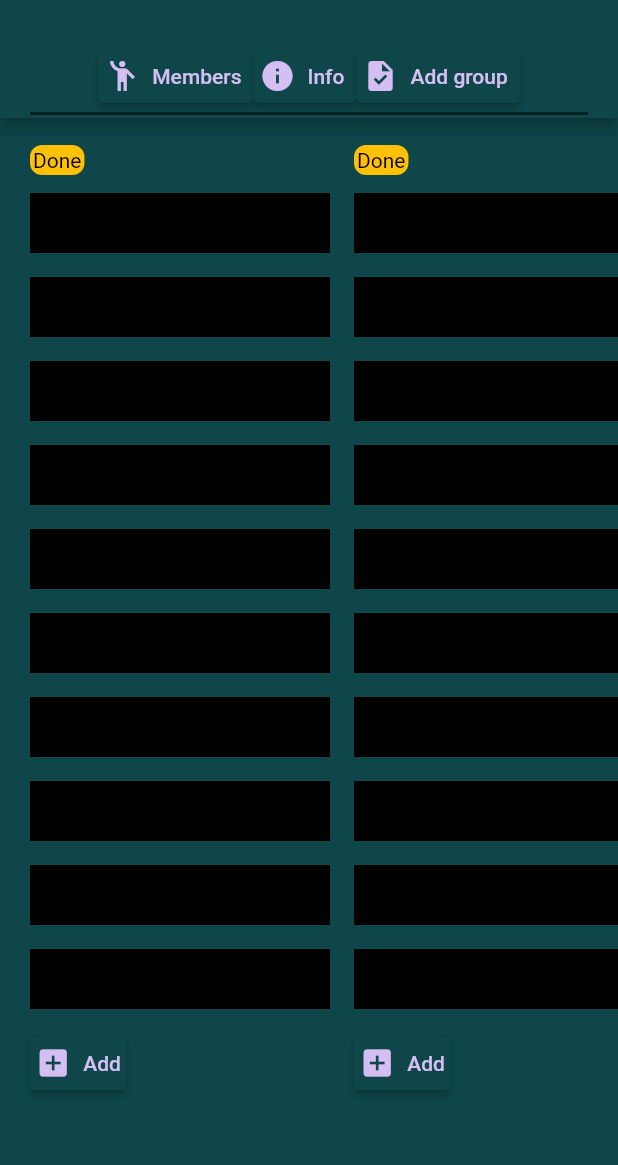
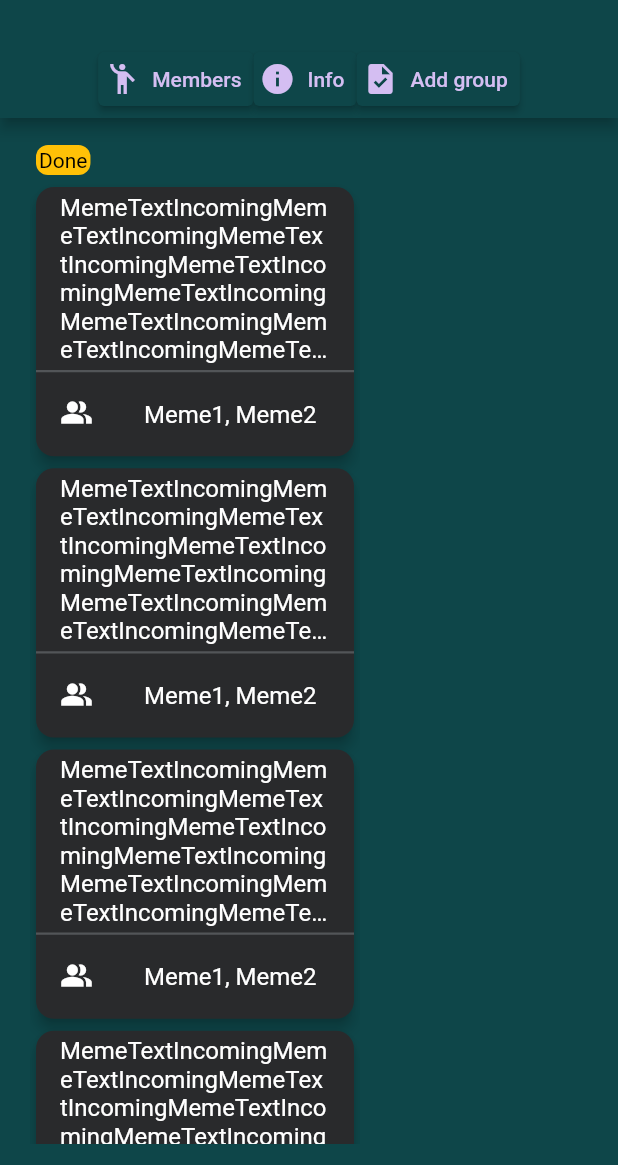
Before and after one commit to O-Tempora/Mobiles, a Flutter app: the ProjectPage screen opened directly, after a tap on the "menu" icon, after a tap on "Add group", on a phone screen of 412 x 824 dp, the part 71-1236 px from its top. Run offline on Flutter 3.47's test engine with Material 2 defaults, Android fonts, the phone set to English and light mode, and no system bars; our stand-ins replace flutter_svg.

Commit message:
feat: added Task card

```diff
--- a/app/lib/components/AddButton.dart
+++ b/app/lib/components/AddButton.dart
@@ -13,7 +13,7 @@ class _AddButtonState extends State<AddButton> {
     return Align(
       alignment: Alignment.topLeft,
       child: Container(
-        margin: const EdgeInsets.fromLTRB(0, 4, 0, 4),
+        margin: const EdgeInsets.all(4),
         child: ElevatedButton.icon(
           icon: const Icon(Icons.add_box, color: Color.fromRGBO(212, 190, 242, 1.0)),
           label: const Text('Add', style: TextStyle(color: Color.fromRGBO(212, 190, 242, 1.0))),
--- a/app/lib/components/GroupName.dart
+++ b/app/lib/components/GroupName.dart
@@ -8,7 +8,7 @@ class GroupName extends StatelessWidget {
     return Align(
       alignment: Alignment.topLeft,
       child: Container(
-        margin: const EdgeInsets.fromLTRB(0, 4, 0, 4),
+        margin: const EdgeInsets.all(4),
         decoration: const BoxDecoration(
           color: Colors.amber,
           borderRadius: BorderRadius.all(Radius.circular(8))
--- a/app/lib/components/ProjectDrawer.dart
+++ b/app/lib/components/ProjectDrawer.dart
@@ -17,7 +17,7 @@ class _ProjectDrawerState extends State<ProjectDrawer> {
         children: [
           const SizedBox(
             width: double.maxFinite,
-            height: 80,
+            height: 110,
             child: DrawerHeader(
               padding: EdgeInsets.all(8),
               decoration: BoxDecoration(
@@ -42,7 +42,10 @@ class _ProjectDrawerState extends State<ProjectDrawer> {
             child: ListView(
               padding: const EdgeInsets.all(2),
               children: [
-                ListTile(
+                Padding(
+                  padding: EdgeInsets.fromLTRB(0, 8, 0, 8),
+                  child: ListTile(
+                    tileColor: Color.fromARGB(255, 59, 59, 59),
                     title: Container(
                       alignment: Alignment.centerLeft,
                       child: const Text(
@@ -55,7 +58,11 @@ class _ProjectDrawerState extends State<ProjectDrawer> {
                     ),
                     onTap: () => {Navigator.of(context).pop()},
                   ),
-                ListTile(
+                ),
+                Padding(
+                  padding: EdgeInsets.fromLTRB(0, 8, 0, 8),
+                  child: ListTile(
+                    tileColor: Color.fromARGB(255, 59, 59, 59),
                     title: Container(
                       alignment: Alignment.centerLeft,
                       child: const Text(
@@ -68,7 +75,11 @@ class _ProjectDrawerState extends State<ProjectDrawer> {
                     ),
                     onTap: () => {Navigator.of(context).pop()},
                   ),
-                ListTile(
+                ),
+                Padding(
+                  padding: EdgeInsets.fromLTRB(0, 8, 0, 8),
+                  child: ListTile(
+                    tileColor: Color.fromARGB(255, 59, 59, 59),
                     title: Container(
                       alignment: Alignment.centerLeft,
                       child: const Text(
@@ -81,6 +92,7 @@ class _ProjectDrawerState extends State<ProjectDrawer> {
                     ),
                     onTap: () => {Navigator.of(context).pop()},
                   ),
+                ),
               ],
             ),
           ),
--- /dev/null
+++ b/app/lib/components/Task.dart
@@ -0,0 +1,53 @@
+import 'package:flutter/src/widgets/container.dart';
+import 'package:flutter/src/widgets/framework.dart';
+import 'package:flutter/material.dart';
+
+class Task extends StatefulWidget {
+  const Task({super.key});
+
+  @override
+  State<Task> createState() => _TaskState();
+}
+
+class _TaskState extends State<Task> {
+  @override
+  Widget build(BuildContext context) {
+    return GestureDetector(
+      onTap: () {},
+      child: Card(
+        elevation: 4.0,
+        shape: RoundedRectangleBorder(
+          borderRadius: BorderRadius.circular(12)
+        ),
+        color: const Color.fromARGB(255, 41, 42, 44),
+        child: Column(
+          mainAxisSize: MainAxisSize.min,
+          children: [
+            const ListTile(
+              title: Text(
+                'MemeTextIncomingMemeTextIncomingMemeTextIncomingMemeTextIncomingMemeTextIncomingMemeTextIncomingMemeTextIncomingMemeTextIncoming',
+                style: TextStyle(color: Colors.white, fontSize: 16),
+                maxLines: 6,
+                overflow: TextOverflow.ellipsis
+              )
+            ),
+            Container(
+              decoration: const BoxDecoration(
+                  border: Border(
+                    top: BorderSide(
+                      width: 1.5,
+                      color: Color.fromARGB(255, 82, 85, 88)
+                    )
+                  )
+                ),
+              child: const ListTile(
+                leading: Icon(Icons.people_alt, color: Colors.white, size: 22),
+                title: Text('Meme1, Meme2', style: TextStyle(color: Colors.white, fontSize: 16))
+              ),
+            ),
+          ]
+        )
+      ),
+    );
+  }
+}
--- a/app/lib/components/TaskGroup.dart
+++ b/app/lib/components/TaskGroup.dart
@@ -1,6 +1,7 @@
 import 'package:flutter/material.dart';
 import 'package:app/components/GroupName.dart';
 import 'package:app/components/AddButton.dart';
+import 'package:app/components/Task.dart';
 
 class TaskGroup extends StatefulWidget {
   const TaskGroup({super.key});
@@ -16,7 +17,7 @@ class _TaskGroupState extends State<TaskGroup> {
       padding: EdgeInsets.fromLTRB(8, 2, 8, 2),
       child: SizedBox(
         height: double.infinity,
-        width: 200,
+        width: 220,
         child: Column(
           children: [
             GroupName(),
@@ -24,70 +25,15 @@ class _TaskGroupState extends State<TaskGroup> {
               child: ListView(
                 shrinkWrap: true,
                 children: [
-                  Container(
-                    width: 100,
-                    height: 40,
-                    color: Colors.black,
-                    margin: EdgeInsets.fromLTRB(0, 8, 0, 8),
-                  ),
-                  Container(
-                    width: 100,
-                    height: 40,
-                    color: Colors.black,
-                    margin: EdgeInsets.fromLTRB(0, 8, 0, 8),
-                  ),
-                  Container(
-                    width: 100,
-                    height: 40,
-                    color: Colors.black,
-                    margin: EdgeInsets.fromLTRB(0, 8, 0, 8),
-                  ),
-                  Container(
-                    width: 100,
-                    height: 40,
-                    color: Colors.black,
-                    margin: EdgeInsets.fromLTRB(0, 8, 0, 8),
-                  ),
-                  Container(
-                    width: 100,
-                    height: 40,
-                    color: Colors.black,
-                    margin: EdgeInsets.fromLTRB(0, 8, 0, 8),
-                  ),
-                  Container(
-                    width: 100,
-                    height: 40,
-                    color: Colors.black,
-                    margin: EdgeInsets.fromLTRB(0, 8, 0, 8),
-                  ),
-                  Container(
-                    width: 100,
-                    height: 40,
-                    color: Colors.black,
-                    margin: EdgeInsets.fromLTRB(0, 8, 0, 8),
-                  ),
-                  Container(
-                    width: 100,
-                    height: 40,
-                    color: Colors.black,
-                    margin: EdgeInsets.fromLTRB(0, 8, 0, 8),
-                  ),
-                  Container(
-                    width: 100,
-                    height: 40,
-                    color: Colors.black,
-                    margin: EdgeInsets.fromLTRB(0, 8, 0, 8),
-                  ),
-                  Container(
-                    width: 100,
-                    height: 40,
-                    color: Colors.black,
-                    margin: EdgeInsets.fromLTRB(0, 8, 0, 8),
-                  ),
+                  Task(),
+                  Task(),
+                  Task(),
+                  Task(),
+                  Task(),
+                  AddButton()
                 ],
               ),
             ),
-            AddButton()
           ]
         ),
       ),
--- a/app/lib/pages/authentication.dart
+++ b/app/lib/pages/authentication.dart
@@ -15,6 +15,7 @@ class _AuthenticationPageState extends State<AuthenticationPage> {
   @override
   Widget build(BuildContext context) {
     return Scaffold(
+      resizeToAvoidBottomInset: false,
       backgroundColor: Theme.of(context).primaryColor,
       body: Column(
         children: <Widget>[
--- a/app/lib/pages/project.dart
+++ b/app/lib/pages/project.dart
@@ -28,8 +28,6 @@ class _ProjectPageState extends State<ProjectPage> {
           scrollDirection: Axis.horizontal,
           child: Row(
             children: [
-              TaskGroup(),
-              TaskGroup(),
               TaskGroup()
             ],
           ),
@@ -65,14 +63,6 @@ class _ProjectPageState extends State<ProjectPage> {
           padding: const EdgeInsets.fromLTRB(20, 2, 20, 2),
           child: Container(
             alignment: Alignment.bottomCenter,
-            decoration: const BoxDecoration(
-              border: Border(
-                bottom: BorderSide(
-                  width: 2.0,
-                  color: Colors.black54
-                )
-              )
-            ),
             child: Row(
               mainAxisAlignment: MainAxisAlignment.center,
               children: <Widget>[
--- a/app/lib/pages/registration.dart
+++ b/app/lib/pages/registration.dart
@@ -13,6 +13,7 @@ class _RegistrationPageState extends State<RegistrationPage> {
   @override
   Widget build(BuildContext context) {
     return Scaffold(
+      resizeToAvoidBottomInset: false,
       backgroundColor: Theme.of(context).primaryColor,
       body: Column(
         children: <Widget>[
```
Lines whose indentation alone changed are shown as unchanged.
